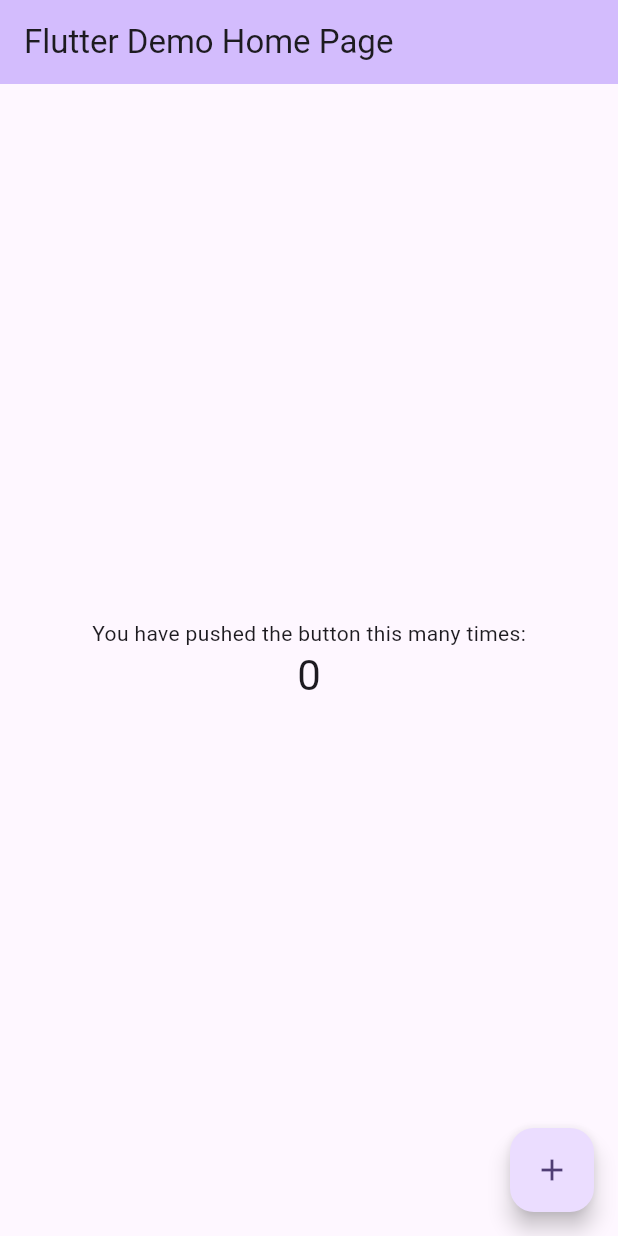
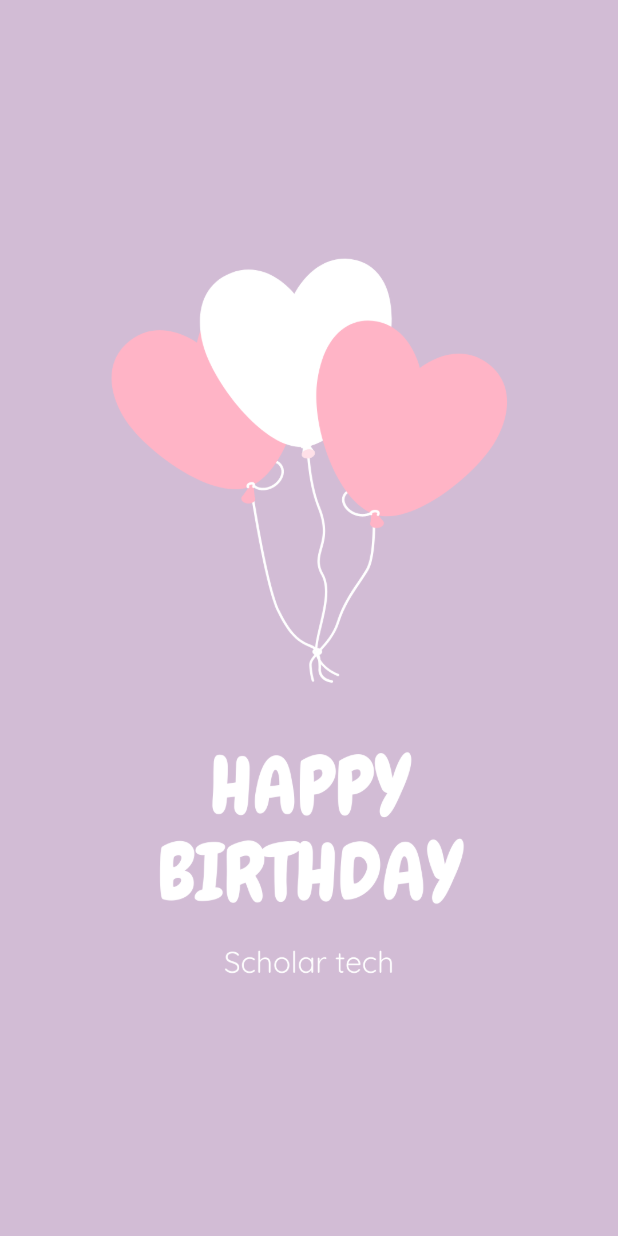
Before and after one commit to ZiadAlaa955/birthday_card_app, a Flutter app: the screen it shows after launch, on a phone screen of 412 x 824 dp. Run offline on Flutter 3.47's test engine with Material 3 defaults, Android fonts, the phone set to English and light mode, and no system bars.

Commit message:
create home page and add picture

```diff
--- /dev/null
+++ b/lib/home_page.dart
@@ -0,0 +1,17 @@
+import 'package:flutter/material.dart';
+
+class HomePage extends StatelessWidget {
+  const HomePage({super.key});
+  static String id = 'homePage';
+  @override
+  Widget build(BuildContext context) {
+    return const Scaffold(
+      backgroundColor: Color(0xffD2BCD5),
+      body: Center(
+        child: Image(
+          image: AssetImage('assets/images/birthday_card.png'),
+        ),
+      ),
+    );
+  }
+}
--- a/lib/main.dart
+++ b/lib/main.dart
@@ -1,125 +1,21 @@
+import 'package:birthday_card_app/home_page.dart';
 import 'package:flutter/material.dart';
 
 void main() {
-  runApp(const MyApp());
+  runApp(const BirthdayCardApp());
 }
 
-class MyApp extends StatelessWidget {
-  const MyApp({super.key});
+class BirthdayCardApp extends StatelessWidget {
+  const BirthdayCardApp({super.key});
 
-  // This widget is the root of your application.
   @override
   Widget build(BuildContext context) {
     return MaterialApp(
-      title: 'Flutter Demo',
-      theme: ThemeData(
-        // This is the theme of your application.
-        //
-        // TRY THIS: Try running your application with "flutter run". You'll see
-        // the application has a purple toolbar. Then, without quitting the app,
-        // try changing the seedColor in the colorScheme below to Colors.green
-        // and then invoke "hot reload" (save your changes or press the "hot
-        // reload" button in a Flutter-supported IDE, or press "r" if you used
-        // the command line to start the app).
-        //
-        // Notice that the counter didn't reset back to zero; the application
-        // state is not lost during the reload. To reset the state, use hot
-        // restart instead.
-        //
-        // This works for code too, not just values: Most code changes can be
-        // tested with just a hot reload.
-        colorScheme: ColorScheme.fromSeed(seedColor: Colors.deepPurple),
-        useMaterial3: true,
-      ),
-      home: const MyHomePage(title: 'Flutter Demo Home Page'),
+      debugShowCheckedModeBanner: false,
+      routes: {
+        HomePage.id: (context) => const HomePage(),
+      },
+      initialRoute: HomePage.id,
     );
   }
 }
-
-class MyHomePage extends StatefulWidget {
-  const MyHomePage({super.key, required this.title});
-
-  // This widget is the home page of your application. It is stateful, meaning
-  // that it has a State object (defined below) that contains fields that affect
-  // how it looks.
-
-  // This class is the configuration for the state. It holds the values (in this
-  // case the title) provided by the parent (in this case the App widget) and
-  // used by the build method of the State. Fields in a Widget subclass are
-  // always marked "final".
-
-  final String title;
-
-  @override
-  State<MyHomePage> createState() => _MyHomePageState();
-}
-
-class _MyHomePageState extends State<MyHomePage> {
-  int _counter = 0;
-
-  void _incrementCounter() {
-    setState(() {
-      // This call to setState tells the Flutter framework that something has
-      // changed in this State, which causes it to rerun the build method below
-      // so that the display can reflect the updated values. If we changed
-      // _counter without calling setState(), then the build method would not be
-      // called again, and so nothing would appear to happen.
-      _counter++;
-    });
-  }
-
-  @override
-  Widget build(BuildContext context) {
-    // This method is rerun every time setState is called, for instance as done
-    // by the _incrementCounter method above.
-    //
-    // The Flutter framework has been optimized to make rerunning build methods
-    // fast, so that you can just rebuild anything that needs updating rather
-    // than having to individually change instances of widgets.
-    return Scaffold(
-      appBar: AppBar(
-        // TRY THIS: Try changing the color here to a specific color (to
-        // Colors.amber, perhaps?) and trigger a hot reload to see the AppBar
-        // change color while the other colors stay the same.
-        backgroundColor: Theme.of(context).colorScheme.inversePrimary,
-        // Here we take the value from the MyHomePage object that was created by
-        // the App.build method, and use it to set our appbar title.
-        title: Text(widget.title),
-      ),
-      body: Center(
-        // Center is a layout widget. It takes a single child and positions it
-        // in the middle of the parent.
-        child: Column(
-          // Column is also a layout widget. It takes a list of children and
-          // arranges them vertically. By default, it sizes itself to fit its
-          // children horizontally, and tries to be as tall as its parent.
-          //
-          // Column has various properties to control how it sizes itself and
-          // how it positions its children. Here we use mainAxisAlignment to
-          // center the children vertically; the main axis here is the vertical
-          // axis because Columns are vertical (the cross axis would be
-          // horizontal).
-          //
-          // TRY THIS: Invoke "debug painting" (choose the "Toggle Debug Paint"
-          // action in the IDE, or press "p" in the console), to see the
-          // wireframe for each widget.
-          mainAxisAlignment: MainAxisAlignment.center,
-          children: <Widget>[
-            const Text(
-              'You have pushed the button this many times:',
-            ),
-            Text(
-              '$_counter',
-              style: Theme.of(context).textTheme.headlineMedium,
-            ),
-          ],
-        ),
-      ),
-      floatingActionButton: FloatingActionButton(
-        onPressed: _incrementCounter,
-        tooltip: 'Increment',
-        child: const Icon(Icons.add),
-      ), // This trailing comma makes auto-formatting nicer for build methods.
-    );
-  }
-}
--- a/pubspec.yaml
+++ b/pubspec.yaml
@@ -59,8 +59,8 @@ flutter:
   uses-material-design: true
 
   # To add assets to your application, add an assets section, like this:
-  # assets:
-  #   - images/a_dot_burr.jpeg
+  assets:
+    - assets/images/birthday_card.png
   #   - images/a_dot_ham.jpeg
 
   # An image asset can refer to one or more resolution-specific "variants", see
```
Also changed, not shown: assets/images/birthday_card.png (added).
